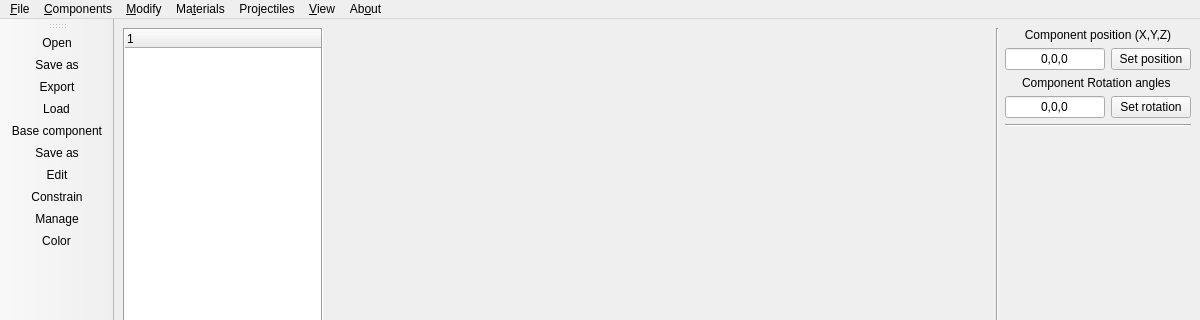
Before: the Qt Designer form UI/cnst.ui in bakeryproducts/ConstructorM4, drawn with Qt 5; both pictures show x 0 to 1200 and y 0 to 320 of the 1200 by 600 pixel window.
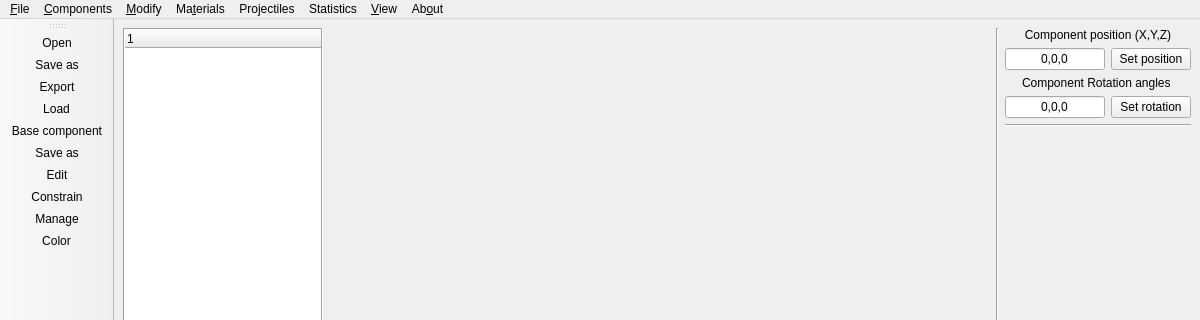
After: the same form once the commit is applied. Icons and pictures are not drawn.

```diff
--- a/UI/cnst.ui
+++ b/UI/cnst.ui
@@ -370,13 +370,21 @@
      <string>Projectiles</string>
     </property>
     <addaction name="actionAssembly"/>
-    <addaction name="actionShooting"/>
+   </widget>
+   <widget class="QMenu" name="menuStatistics">
+    <property name="title">
+     <string>Statistics</string>
+    </property>
+    <addaction name="actionDirectional_shooting"/>
+    <addaction name="actionOrbital_shooting"/>
+    <addaction name="actionFunctional_scheme"/>
    </widget>
    <addaction name="menuFile"/>
    <addaction name="menuComponents"/>
    <addaction name="menuModify"/>
    <addaction name="menuMa_terials"/>
    <addaction name="menuProjectile"/>
+   <addaction name="menuStatistics"/>
    <addaction name="menuView"/>
    <addaction name="menuAbout"/>
   </widget>
```
Left out of the diff: 19 changed lines with no effect on the pictures.
